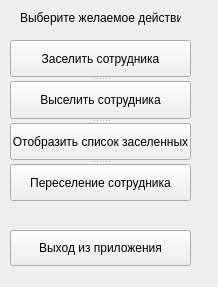
Before: the Qt Designer form python version/komendant/MainWindowui.ui in luceferon/komendant, drawn with Qt 5.
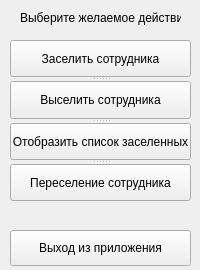
After: the same form once the commit is applied.

Patch:
```diff
--- a/python version/komendant/MainWindowui.ui
+++ b/python version/komendant/MainWindowui.ui
@@ -6,10 +6,22 @@
    <rect>
     <x>0</x>
     <y>0</y>
-    <width>218</width>
-    <height>287</height>
+    <width>200</width>
+    <height>270</height>
    </rect>
   </property>
+  <property name="minimumSize">
+   <size>
+    <width>200</width>
+    <height>270</height>
+   </size>
+  </property>
+  <property name="maximumSize">
+   <size>
+    <width>200</width>
+    <height>270</height>
+   </size>
+  </property>
   <property name="windowTitle">
    <string>MainWindow</string>
   </property>
```
